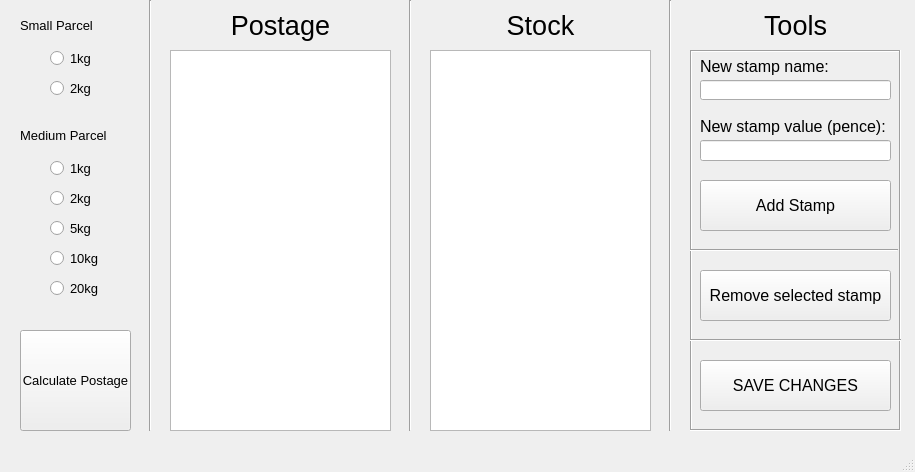
psidex/StampCalculator, file StampCalculator/ui/StampCalculator.ui: the form before one commit.
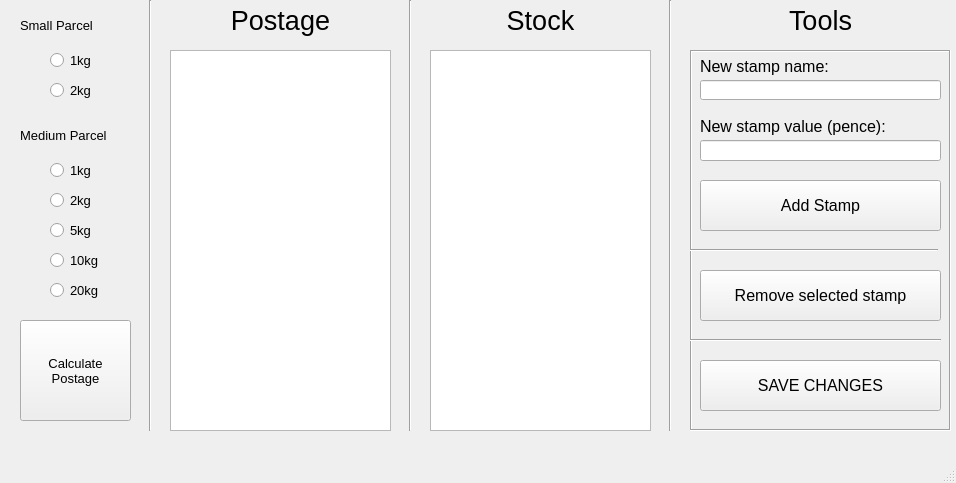
The form after the commit. Icons and pictures are not drawn.

The edit to the form file:
```diff
--- a/StampCalculator/ui/StampCalculator.ui
+++ b/StampCalculator/ui/StampCalculator.ui
@@ -6,8 +6,8 @@
    <rect>
     <x>0</x>
     <y>0</y>
-    <width>915</width>
-    <height>472</height>
+    <width>956</width>
+    <height>483</height>
    </rect>
   </property>
   <property name="windowTitle">
@@ -23,7 +23,7 @@
      <rect>
       <x>20</x>
       <y>10</y>
-      <width>81</width>
+      <width>111</width>
       <height>31</height>
      </rect>
     </property>
@@ -42,7 +42,7 @@
       <x>50</x>
       <y>50</y>
       <width>82</width>
-      <height>17</height>
+      <height>21</height>
      </rect>
     </property>
     <property name="font">
@@ -60,7 +60,7 @@
       <x>50</x>
       <y>80</y>
       <width>82</width>
-      <height>17</height>
+      <height>21</height>
      </rect>
     </property>
     <property name="font">
@@ -78,7 +78,7 @@
       <x>50</x>
       <y>190</y>
       <width>82</width>
-      <height>17</height>
+      <height>21</height>
      </rect>
     </property>
     <property name="font">
@@ -96,7 +96,7 @@
       <x>50</x>
       <y>160</y>
       <width>82</width>
-      <height>17</height>
+      <height>21</height>
      </rect>
     </property>
     <property name="font">
@@ -113,7 +113,7 @@
      <rect>
       <x>20</x>
       <y>120</y>
-      <width>91</width>
+      <width>111</width>
       <height>31</height>
      </rect>
     </property>
@@ -132,7 +132,7 @@
       <x>50</x>
       <y>220</y>
       <width>82</width>
-      <height>17</height>
+      <height>21</height>
      </rect>
     </property>
     <property name="font">
@@ -150,7 +150,7 @@
       <x>50</x>
       <y>280</y>
       <width>82</width>
-      <height>17</height>
+      <height>21</height>
      </rect>
     </property>
     <property name="font">
@@ -168,7 +168,7 @@
       <x>50</x>
       <y>250</y>
       <width>82</width>
-      <height>17</height>
+      <height>21</height>
      </rect>
     </property>
     <property name="font">
@@ -184,7 +184,7 @@
     <property name="geometry">
      <rect>
       <x>20</x>
-      <y>330</y>
+      <y>320</y>
       <width>111</width>
       <height>101</height>
      </rect>
@@ -195,16 +195,17 @@
      </font>
     </property>
     <property name="text">
-     <string>Calculate Postage</string>
+     <string>Calculate
+Postage</string>
     </property>
    </widget>
    <widget class="QLabel" name="result_label">
     <property name="geometry">
      <rect>
       <x>170</x>
-      <y>10</y>
+      <y>0</y>
       <width>221</width>
-      <height>31</height>
+      <height>41</height>
      </rect>
     </property>
     <property name="font">
@@ -249,9 +250,9 @@
     <property name="geometry">
      <rect>
       <x>430</x>
-      <y>10</y>
+      <y>0</y>
       <width>221</width>
-      <height>31</height>
+      <height>41</height>
      </rect>
     </property>
     <property name="font">
@@ -321,9 +322,9 @@
     <property name="geometry">
      <rect>
       <x>690</x>
-      <y>10</y>
-      <width>211</width>
-      <height>31</height>
+      <y>0</y>
+      <width>261</width>
+      <height>41</height>
      </rect>
     </property>
     <property name="font">
@@ -356,7 +357,7 @@
      <rect>
       <x>690</x>
       <y>50</y>
-      <width>211</width>
+      <width>261</width>
       <height>381</height>
      </rect>
     </property>
@@ -371,7 +372,7 @@
       <rect>
        <x>10</x>
        <y>220</y>
-       <width>191</width>
+       <width>241</width>
        <height>51</height>
       </rect>
      </property>
@@ -389,7 +390,7 @@
       <rect>
        <x>10</x>
        <y>130</y>
-       <width>191</width>
+       <width>241</width>
        <height>51</height>
       </rect>
      </property>
@@ -407,7 +408,7 @@
       <rect>
        <x>10</x>
        <y>30</y>
-       <width>191</width>
+       <width>241</width>
        <height>20</height>
       </rect>
      </property>
@@ -417,7 +418,7 @@
       <rect>
        <x>10</x>
        <y>6</y>
-       <width>191</width>
+       <width>241</width>
        <height>20</height>
       </rect>
      </property>
@@ -435,7 +436,7 @@
       <rect>
        <x>-3</x>
        <y>190</y>
-       <width>211</width>
+       <width>251</width>
        <height>20</height>
       </rect>
      </property>
@@ -448,7 +449,7 @@
       <rect>
        <x>10</x>
        <y>310</y>
-       <width>191</width>
+       <width>241</width>
        <height>51</height>
       </rect>
      </property>
@@ -466,7 +467,7 @@
       <rect>
        <x>0</x>
        <y>280</y>
-       <width>211</width>
+       <width>251</width>
        <height>20</height>
       </rect>
      </property>
@@ -479,7 +480,7 @@
       <rect>
        <x>10</x>
        <y>66</y>
-       <width>191</width>
+       <width>241</width>
        <height>20</height>
       </rect>
      </property>
@@ -497,7 +498,7 @@
       <rect>
        <x>10</x>
        <y>90</y>
-       <width>191</width>
+       <width>241</width>
        <height>21</height>
       </rect>
      </property>
```
Left out of the diff: 4 changed lines with no effect on the pictures.
